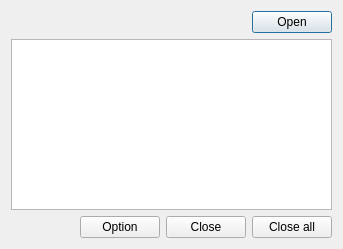
First picture: the form in src/last_open/last_open.ui, repository giacomogroppi/writernote-qt, before the edit.
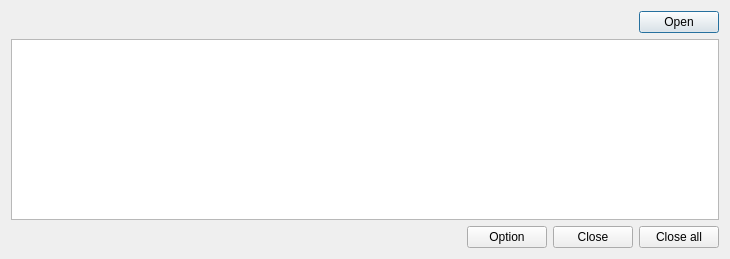
Second picture: the form after the edit.

```diff
--- a/src/last_open/last_open.ui
+++ b/src/last_open/last_open.ui
@@ -6,10 +6,16 @@
    <rect>
     <x>0</x>
     <y>0</y>
-    <width>343</width>
-    <height>249</height>
+    <width>730</width>
+    <height>259</height>
    </rect>
   </property>
+  <property name="minimumSize">
+   <size>
+    <width>530</width>
+    <height>0</height>
+   </size>
+  </property>
   <property name="windowTitle">
    <string>Recent files</string>
   </property>
```
